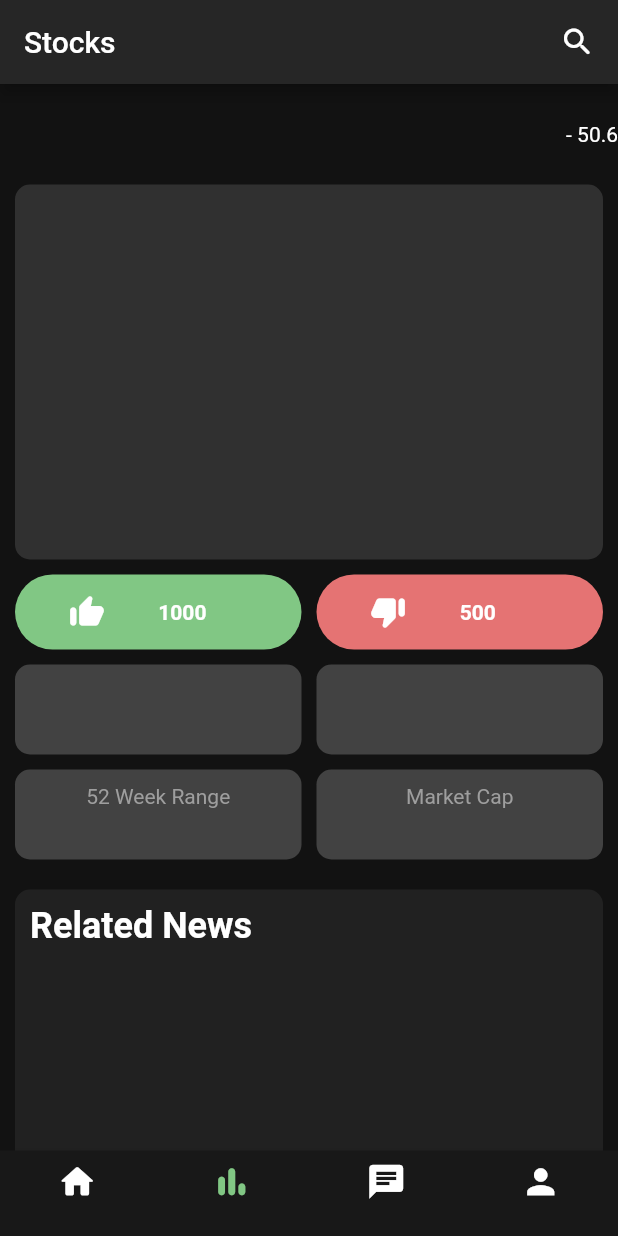
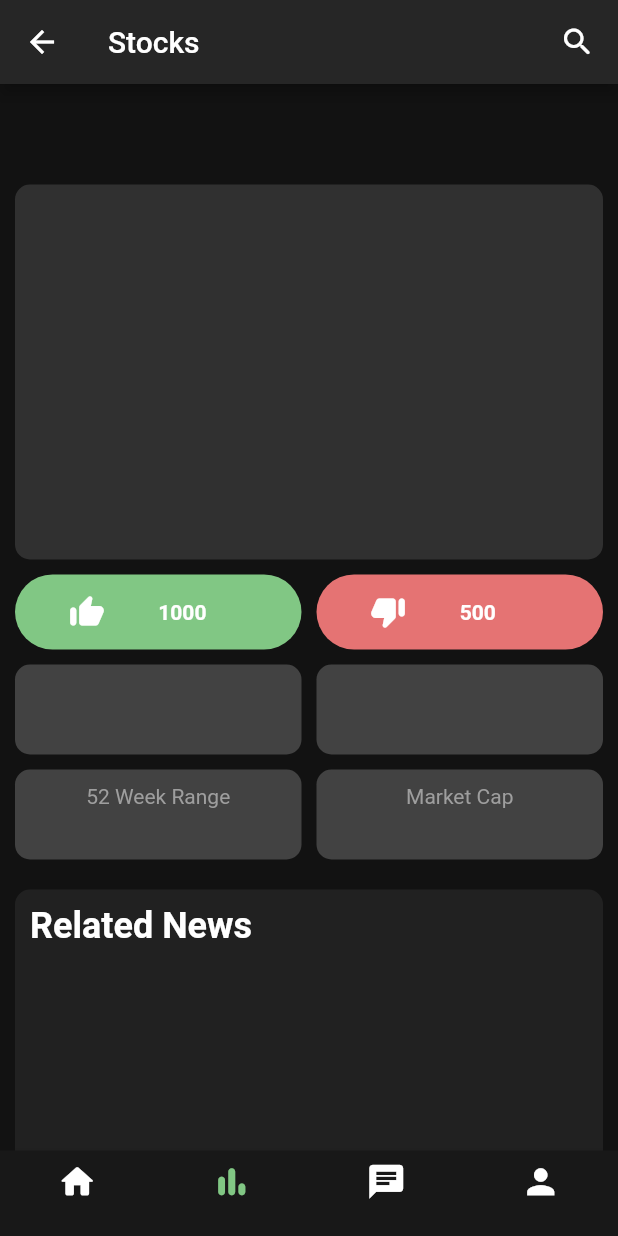
Before and after one commit to Bambalow28/StockMeUp, a Flutter app: the StocksInfo screen opened directly with empty values, on a phone screen of 412 x 824 dp. Run offline on Flutter 3.47's test engine with Material 2 defaults, Android fonts, the phone set to English and light mode, and no system bars; our stand-ins replace cloud_firestore, firebase_auth, firebase_core, fl_chart; accounts and stored records are empty; network calls fail.

Commit message:
removed unecessary codes

```diff
--- a/lib/stocksPage/stocksInfo.dart
+++ b/lib/stocksPage/stocksInfo.dart
@@ -37,7 +37,6 @@ class _StocksInfo extends State<StocksInfo> {
           Navigator.of(context).push(homeRoute());
           break;
         case 1:
-          appBarTitle = 'Stocks';
           break;
         case 2:
           Navigator.of(context).push(groupChatRoute());
@@ -88,7 +87,7 @@ class _StocksInfo extends State<StocksInfo> {
         appBar: AppBar(
           title: Text(appBarTitle),
           backgroundColor: const Color.fromRGBO(38, 38, 38, 1.0),
-          automaticallyImplyLeading: false,
+          automaticallyImplyLeading: true,
           actions: [
             Padding(
               padding: EdgeInsets.only(right: 15.0),
@@ -150,12 +149,6 @@ class _StocksInfo extends State<StocksInfo> {
                     ),
                   ),
                   const Expanded(child: SizedBox()),
-                  Container(
-                    child: Text(
-                      '- 50.6',
-                      style: TextStyle(color: Colors.white),
-                    ),
-                  )
                 ],
               ),
               Container(
```
